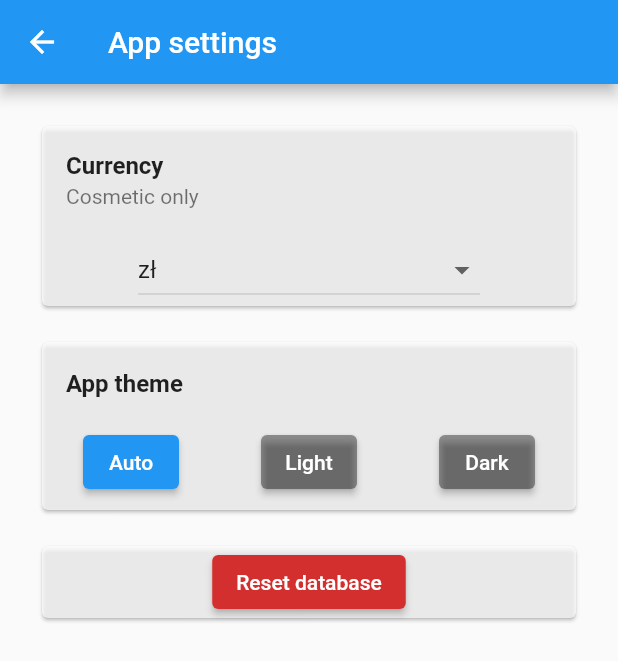
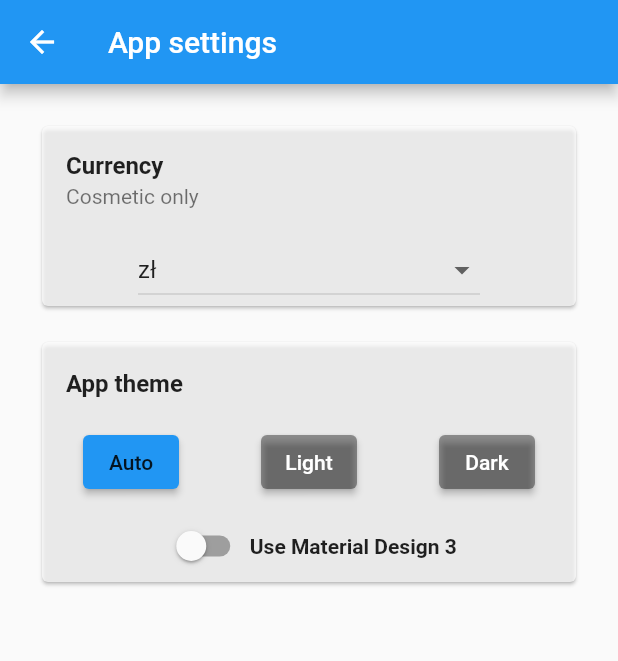
Before and after one commit to szczursonn/debt-tracking-app, a Flutter app: the screen it shows after launch, after a tap on the "settings" icon, on a phone screen of 412 x 824 dp. Shown: the top 661 px of the screen. Run offline on Flutter 3.47's test engine with Material 2 defaults, Android fonts, the light colour scheme and no system bars; our stand-ins replace image_picker, shared_preferences, sqflite; accounts and stored records are empty.

Commit message:
allow to opt-in to material design 3

```diff
--- a/lib/main.dart
+++ b/lib/main.dart
@@ -69,11 +69,13 @@ class MyApp extends StatelessWidget {
           // Light theme
           theme: ThemeData(
             primarySwatch: Colors.blue,
-            cardColor: Colors.white70
+            cardColor: Colors.white70,
+            useMaterial3: settingsProvider.useMaterial3
           ),
           // Dark theme
           darkTheme: ThemeData(
-            brightness: Brightness.dark
+            brightness: Brightness.dark,
+            useMaterial3: settingsProvider.useMaterial3
           ),
           themeMode: settingsProvider.themeMode,
           home: Selector4<SettingsProvider, UserProvider, PaymentProvider, DebtProvider, bool>(
--- a/lib/pages/settings_page.dart
+++ b/lib/pages/settings_page.dart
@@ -46,6 +46,12 @@ class _SettingsPageState extends State<SettingsPage> {
       if (sel == null) return;
       setState(() => _saving = true);
       await settingsProvider.setCurrency(sel);
+      setState(() => _saving = false);
+    }
+
+    void onMaterial3SwitchClick(bool value) async {
+      setState(() => _saving = true);
+      await settingsProvider.setUseMaterial3(value);
       setState(() => _saving = false);
     }
 
@@ -104,32 +110,34 @@ class _SettingsPageState extends State<SettingsPage> {
                       ),
                       Row(
                         mainAxisAlignment: MainAxisAlignment.spaceAround,
-                        children: [ThemeMode.system, ThemeMode.light, ThemeMode.dark].map((tm) =>
-                          ElevatedButton(
+                        children: [ThemeMode.system, ThemeMode.light, ThemeMode.dark].map((tm) {
+                          bool isSelected = settingsProvider.themeMode==tm;
+                          return ElevatedButton(
                             style: ElevatedButton.styleFrom(
-                              primary: settingsProvider.themeMode==tm ? Theme.of(context).toggleableActiveColor : Theme.of(context).disabledColor
+                              primary: isSelected ? Theme.of(context).toggleableActiveColor : Theme.of(context).disabledColor
                             ),
                             onPressed: _saving ? null : onThemeButtonPress(tm),
-                            child: Text(getThemeButtonText(tm)),
-                          )
-                        ).toList()
+                            child: Text(
+                              getThemeButtonText(tm),
+                              style: TextStyle(color: isSelected ? Colors.black87 : (settingsProvider.useMaterial3 ? Colors.white : null)),
+                            )
+                          );
+                        }).toList()
                       ),
                       const SizedBox(height: 8),
+                      Row(
+                        mainAxisAlignment: MainAxisAlignment.center,
+                        children: [
+                          Switch(
+                            value: settingsProvider.useMaterial3,
+                            onChanged: onMaterial3SwitchClick,
+                          ),
+                          const Text('Use Material Design 3', style: TextStyle(fontWeight: FontWeight.bold))
+                        ],
+                      )
                     ],
                   ),
                 ),
-                const SizedBox(height: 16),
-                Card(
-                  child: Column(
-                    children: [
-                      ElevatedButton(
-                        style: ElevatedButton.styleFrom(primary: Theme.of(context).errorColor),
-                        onPressed: () {},
-                        child: const Text('Reset database')
-                      )
-                    ],
-                  ),
-                )
               ],
             )
           ),
--- a/lib/providers/settings_provider.dart
+++ b/lib/providers/settings_provider.dart
@@ -4,10 +4,13 @@ import 'package:shared_preferences/shared_preferences.dart';
 
 class SettingsProvider extends ChangeNotifier {
   bool _loading = false;
+
   ThemeMode themeMode = ThemeMode.system;
+  bool useMaterial3 = false;
   String currency = 'zł';
 
   static const themePrefsKey = 'theme';
+  static const useMaterial3PrefsKey = 'material3';
   static const currencyPrefsKey = 'currency';
 
   static const lightThemeKey = 'light';
@@ -33,6 +36,16 @@ class SettingsProvider extends ChangeNotifier {
     await prefs.setString(themePrefsKey, getThemeModeKey(themeMode));
 
     this.themeMode = themeMode;
+
+    notifyListeners();
+  }
+
+  Future<void> setUseMaterial3(bool value) async {
+    if (kDebugMode) await Future.delayed(const Duration(milliseconds: 500));
+    final prefs = await SharedPreferences.getInstance();
+    await prefs.setBool(useMaterial3PrefsKey, value);
+
+    useMaterial3 = value;
 
     notifyListeners();
   }
```
